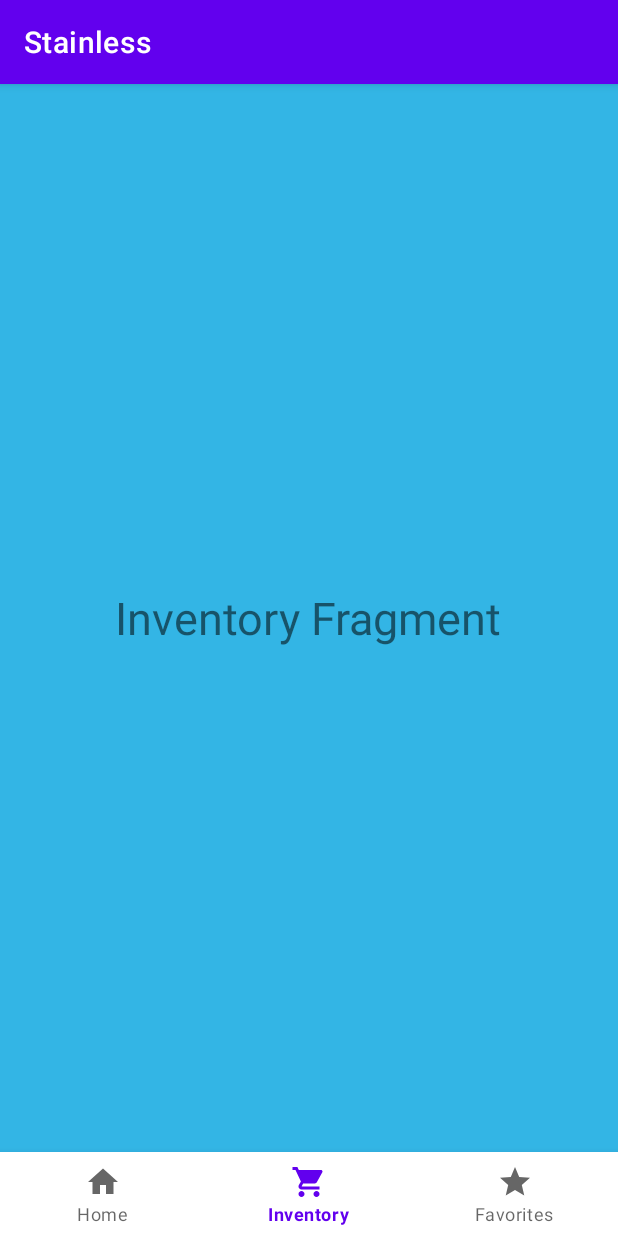
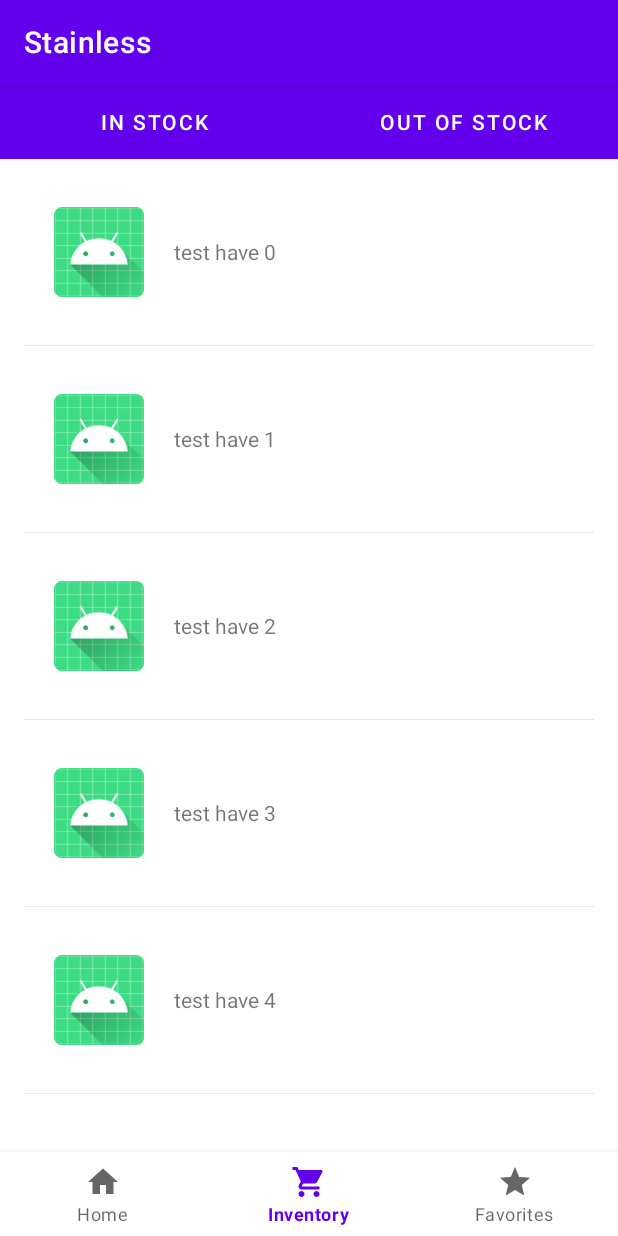
Before and after one commit to tonyjoo974/Stainless, an Android app: the screen it shows after launch (MainActivity), item 2 of the bottom bar chosen, on a phone screen of 412 x 824 dp. Run offline under Robolectric (Android 15) with nearby library versions, the light colour scheme and no system bars.

Commit message:
Successfully connected to InventoryFragment

```diff
--- a/app/src/main/AndroidManifest.xml
+++ b/app/src/main/AndroidManifest.xml
@@ -19,11 +19,6 @@
             android:label="Washable Fabrics"
             android:exported="false" />
         <activity
-            android:name=".SlideRecyclerViewActivity"
-            android:label="Inventory"
-            tools:ignore="Instantiatable"
-            android:exported="false"/>
-        <activity
             android:name=".MainActivity"
             android:exported="true">
             <intent-filter>
--- a/app/src/main/java/edu/illinois/cs465/stainless/InventoryFragment.java
+++ b/app/src/main/java/edu/illinois/cs465/stainless/InventoryFragment.java
@@ -1,18 +1,113 @@
 package edu.illinois.cs465.stainless;
 
+import android.content.Context;
 import android.os.Bundle;
 import android.view.LayoutInflater;
 import android.view.View;
 import android.view.ViewGroup;
+import android.widget.Button;
 
 import androidx.annotation.NonNull;
 import androidx.annotation.Nullable;
+import androidx.core.content.ContextCompat;
 import androidx.fragment.app.Fragment;
+import androidx.recyclerview.widget.DividerItemDecoration;
+import androidx.recyclerview.widget.LinearLayoutManager;
+
+import java.util.ArrayList;
+import java.util.List;
+
+import edu.illinois.cs465.stainless.adapter.InventoryAdapterHave;
+import edu.illinois.cs465.stainless.adapter.InventoryAdapterNotHave;
+import edu.illinois.cs465.stainless.bean.Inventory;
 
 public class InventoryFragment extends Fragment {
+    View view;
+    private SlideRecyclerView recycler_view_list1;
+    private SlideRecyclerView recycler_view_list2;
+    private List<Inventory> mInventoriesHave;
+    private List<Inventory> mInventoriesNotHave;
+    private InventoryAdapterHave mInventoryAdapterHave;
+    private InventoryAdapterNotHave mInventoryAdapterNotHave;
+    private Button btnHave;
+    private Button btnNotHave;
+    Context mContext;
+
     @Nullable
     @Override
     public View onCreateView(@NonNull LayoutInflater inflater, @Nullable ViewGroup container, @Nullable Bundle savedInstanceState) {
-        return inflater.inflate(R.layout.fragment_inventory, container, false);
+        view = inflater.inflate(R.layout.activity_recyclerview, container, false);
+        mContext = inflater.getContext();
+
+        btnHave = view.findViewById(R.id.btnHave);
+        btnNotHave = view.findViewById(R.id.btnNotHave);
+
+        recycler_view_list1 = (SlideRecyclerView) view.findViewById(R.id.recycler_view_list1);
+        recycler_view_list1.setLayoutManager(new LinearLayoutManager(mContext, LinearLayoutManager.VERTICAL, false));
+        DividerItemDecoration itemDecoration = new DividerItemDecoration(mContext, DividerItemDecoration.VERTICAL);
+        itemDecoration.setDrawable(ContextCompat.getDrawable(mContext, R.drawable.divider_inset));
+        recycler_view_list1.addItemDecoration(itemDecoration);
+        mInventoriesHave = new ArrayList<>();
+        for (int i = 0; i < 5; i++) {
+            Inventory inventory = new Inventory();
+            inventory.setItemDesc("test have " + i);
+            mInventoriesHave.add(inventory);
+        }
+        mInventoryAdapterHave = new InventoryAdapterHave(mContext, mInventoriesHave);
+        recycler_view_list1.setAdapter(mInventoryAdapterHave);
+        //have
+        mInventoryAdapterHave.setOnDeleteClickListener(new InventoryAdapterHave.OnDeleteClickLister() {
+            @Override
+            public void onDeleteClick(View view, int position) {
+                Inventory inventory = mInventoriesHave.remove(position);
+                mInventoriesNotHave.add(inventory);
+                mInventoryAdapterHave.notifyDataSetChanged();
+                mInventoryAdapterNotHave.notifyDataSetChanged();
+                recycler_view_list1.closeMenu();
+            }
+        });
+
+
+        recycler_view_list2 = (SlideRecyclerView) view.findViewById(R.id.recycler_view_list2);
+        recycler_view_list2.setLayoutManager(new LinearLayoutManager(mContext, LinearLayoutManager.VERTICAL, false));
+        itemDecoration.setDrawable(ContextCompat.getDrawable(mContext, R.drawable.divider_inset));
+        recycler_view_list2.addItemDecoration(itemDecoration);
+        mInventoriesNotHave = new ArrayList<>();
+        for (int i = 0; i < 5; i++) {
+            Inventory inventory = new Inventory();
+            inventory.setItemDesc("test Not Have" + i);
+            mInventoriesNotHave.add(inventory);
+        }
+        mInventoryAdapterNotHave = new InventoryAdapterNotHave(mContext, mInventoriesNotHave);
+        recycler_view_list2.setAdapter(mInventoryAdapterNotHave);
+
+        //not have
+        mInventoryAdapterNotHave.setOnDeleteClickListener(new InventoryAdapterNotHave.OnDeleteClickLister() {
+            @Override
+            public void onDeleteClick(View view, int position) {
+                Inventory inventory = mInventoriesNotHave.remove(position);
+                mInventoriesHave.add(inventory);
+                mInventoryAdapterNotHave.notifyDataSetChanged();
+                mInventoryAdapterHave.notifyDataSetChanged();
+                recycler_view_list2.closeMenu();
+            }
+        });
+
+        btnHave.setOnClickListener(new View.OnClickListener() {
+            @Override
+            public void onClick(View v) {
+                recycler_view_list1.setVisibility(View.VISIBLE);
+                recycler_view_list2.setVisibility(View.GONE);
+            }
+        });
+
+        btnNotHave.setOnClickListener(new View.OnClickListener() {
+            @Override
+            public void onClick(View v) {
+                recycler_view_list1.setVisibility(View.GONE);
+                recycler_view_list2.setVisibility(View.VISIBLE);
+            }
+        });
+        return view;
     }
 }
```
